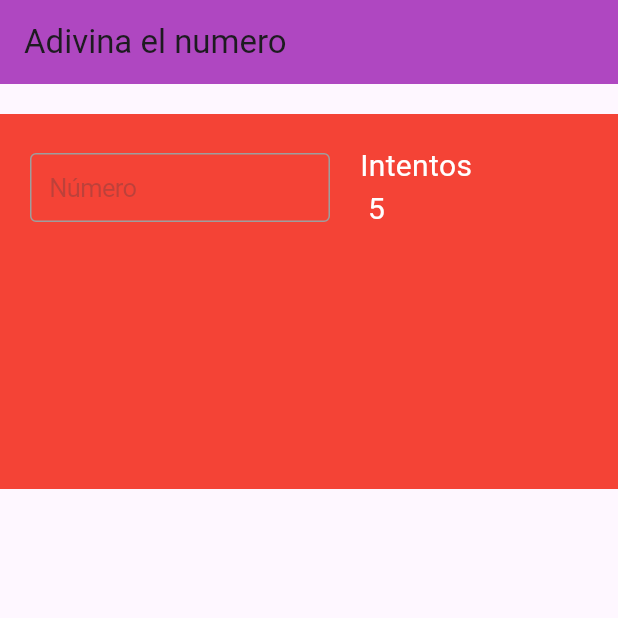
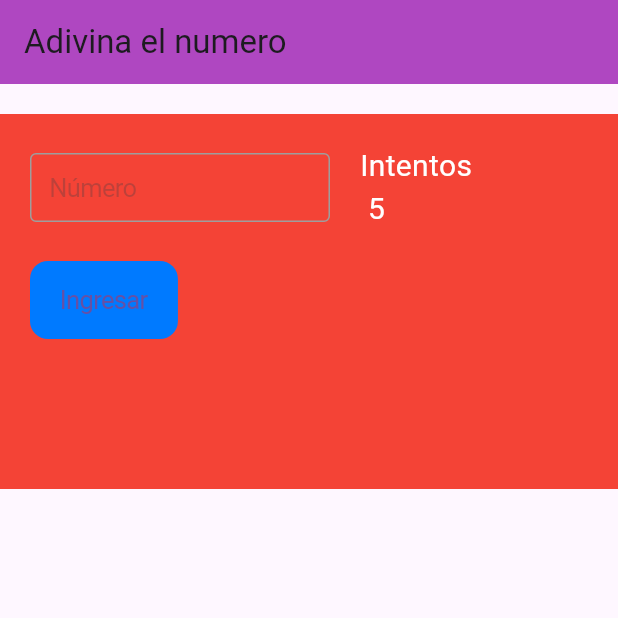
Before and after one commit to LeonardoVargas19/app_adivina_el_numero, a Flutter app: the screen it shows after launch, on a phone screen of 412 x 824 dp, the top half of it. Run offline on Flutter 3.47's test engine with Material 3 defaults, Android fonts, the phone set to English and light mode, and no system bars.

```diff
--- a/lib/screens/home.dart
+++ b/lib/screens/home.dart
@@ -45,7 +45,14 @@ class Home extends StatelessWidget {
                       ),
                     ),
                   ],
-                )
+                ),
+                SizedBox(
+                  height: 20,
+                ),
+                CupertinoButton(
+                    color: CupertinoColors.activeBlue,
+                    child: Text('Ingresar'),
+                    onPressed: () {}),
               ],
             ),
           )
```
